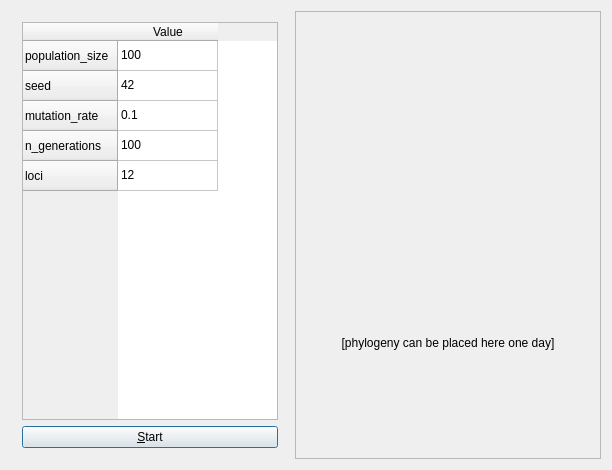
richelbilderbeek/pbdmms, file jobo_qtmaindialog.ui: the form before one commit.
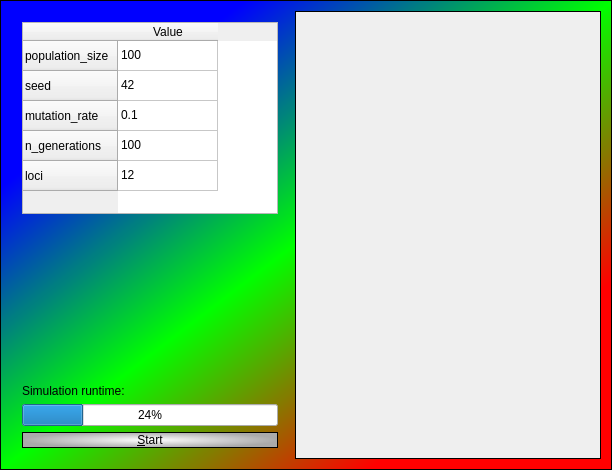
The form after the commit. Custom widgets are drawn as their Qt base class.

Commit message: tried to make simulation faster, made remove_inviable_species and collect_viable_genotypes

Patch:
```diff
--- a/jobo_qtmaindialog.ui
+++ b/jobo_qtmaindialog.ui
@@ -13,6 +13,25 @@
   <property name="windowTitle">
    <string>jobo_qtmaindialog</string>
   </property>
+  <property name="styleSheet">
+   <string notr="true">QDialog, QScrollArea {
+ background-color: qlineargradient(x1: 0, y1: 0, x2: 1, y2: 1, stop: 0  #00f, stop: 0.2  #00f, stop: 0.5 #0f0, stop: 0.8 #f00, stop: 1 #f00);
+  border: 1px solid black
+}
+
+QSpinBox,QDoubleSpinBox,QComboBox { 
+  background-color: qlineargradient(x1: 0, y1: 0, x2: 1, y2: 1, stop: 0  #bbb, stop: 1 #fff);
+  border: 1px solid black
+}
+
+QPushButton
+{
+  font: 24px bold &quot;Courier&quot; courier monospace;
+  color: #000;
+  background-color: qradialgradient(cx: 0.5, cy: 0.5,fx: 0.5, fy: 0.5,radius: 0.5, stop: 0 #fff, stop: 1 #aaa);
+  border: 1px solid black
+}</string>
+  </property>
   <layout class="QHBoxLayout" name="horizontalLayout">
    <item>
     <widget class="QWidget" name="left_column" native="true">
@@ -82,6 +101,33 @@
         </item>
        </widget>
       </item>
+      <item>
+       <spacer name="verticalSpacer">
+        <property name="orientation">
+         <enum>Qt::Vertical</enum>
+        </property>
+        <property name="sizeHint" stdset="0">
+         <size>
+          <width>20</width>
+          <height>40</height>
+         </size>
+        </property>
+       </spacer>
+      </item>
+      <item>
+       <widget class="QLabel" name="label_sim_runtime">
+        <property name="text">
+         <string>Simulation runtime: </string>
+        </property>
+       </widget>
+      </item>
+      <item>
+       <widget class="QProgressBar" name="progress_bar">
+        <property name="value">
+         <number>24</number>
+        </property>
+       </widget>
+      </item>
       <item>
        <widget class="QPushButton" name="button">
         <property name="text">
@@ -102,46 +148,17 @@
        <rect>
         <x>0</x>
         <y>0</y>
-        <width>310</width>
-        <height>448</height>
+        <width>312</width>
+        <height>450</height>
        </rect>
       </property>
-      <layout class="QVBoxLayout" name="verticalLayout_2">
-       <item>
-        <widget class="ribi::QtSurfacePlotWidget" name="nltt_plot" native="true">
-         <property name="enabled">
-          <bool>true</bool>
-         </property>
-         <property name="autoFillBackground">
-          <bool>false</bool>
-         </property>
-        </widget>
-       </item>
-       <item>
-        <widget class="QLabel" name="result">
-         <property name="text">
-          <string>[phylogeny can be placed here one day]</string>
-         </property>
-         <property name="alignment">
-          <set>Qt::AlignCenter</set>
-         </property>
-        </widget>
-       </item>
-      </layout>
+      <layout class="QVBoxLayout" name="verticalLayout_2"/>
      </widget>
     </widget>
    </item>
   </layout>
  </widget>
  <layoutdefault spacing="6" margin="11"/>
- <customwidgets>
-  <customwidget>
-   <class>ribi::QtSurfacePlotWidget</class>
-   <extends>QWidget</extends>
-   <header>../SurfacePlotter/qtsurfaceplotwidget.h</header>
-   <container>1</container>
-  </customwidget>
- </customwidgets>
  <resources/>
  <connections/>
 </ui>
```
The commit also changes 5 other files.
